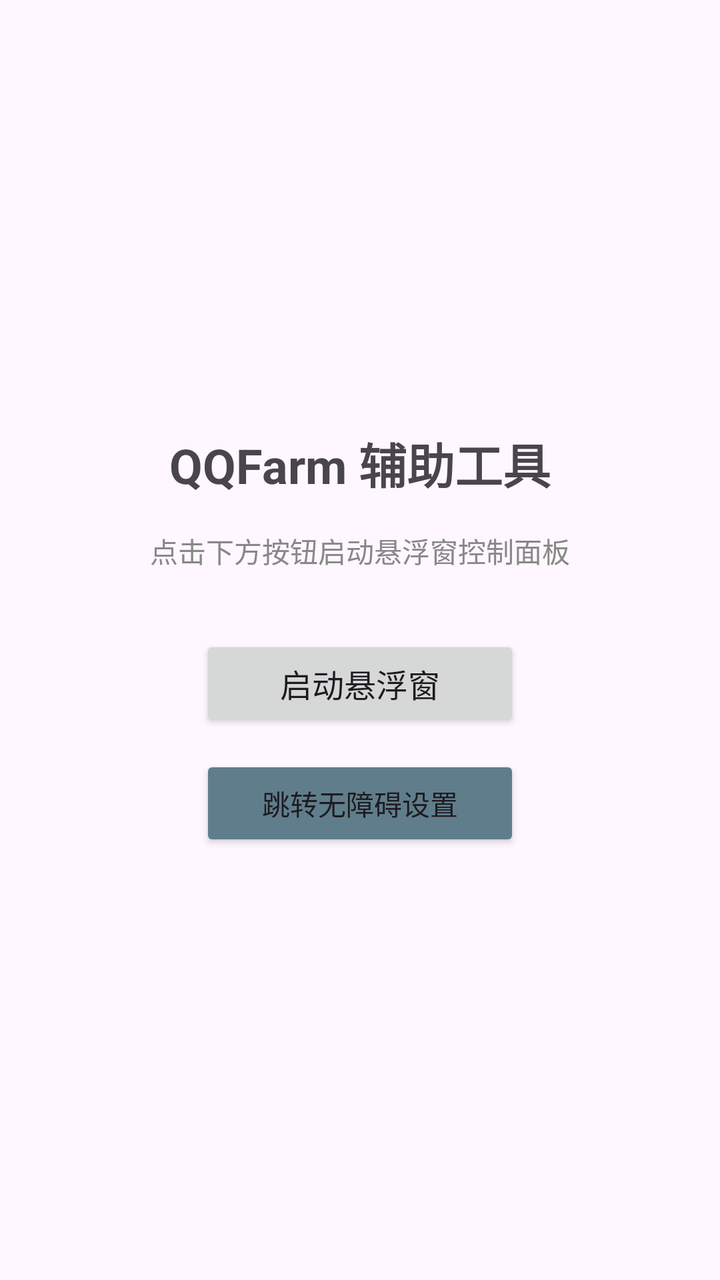
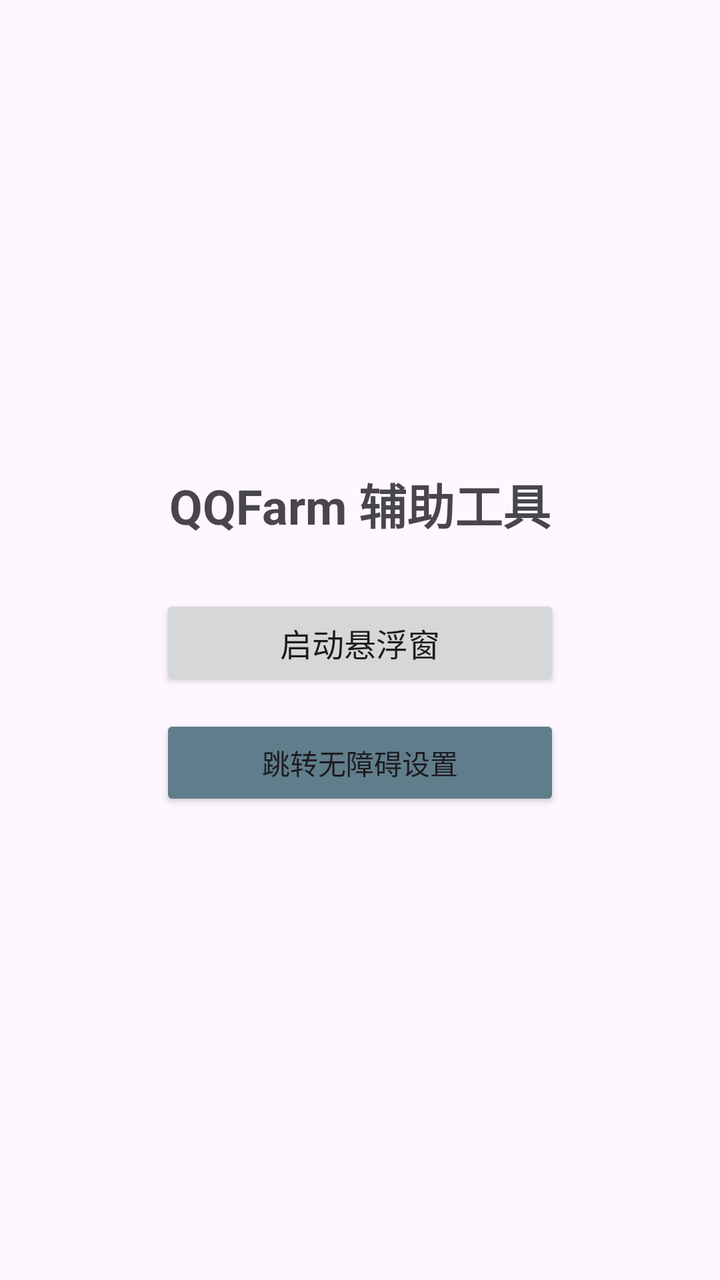

An Android layout rendered at two revisions. The XML below is the earlier revision; the diff shows what the commit changed to produce the second picture.
<!-- AndroidManifest.xml: activity theme Theme.QQFarm -->
<!-- res/layout/activity_main.xml -->
<?xml version="1.0" encoding="utf-8"?>
<LinearLayout xmlns:android="http://schemas.android.com/apk/res/android"
    android:layout_width="match_parent"
    android:layout_height="match_parent"
    android:orientation="vertical"
    android:gravity="center"
    android:padding="32dp">

    <TextView
        android:layout_width="wrap_content"
        android:layout_height="wrap_content"
        android:text="QQFarm 辅助工具"
        android:textSize="24sp"
        android:textStyle="bold"
        android:layout_marginBottom="16dp" />

    <TextView
        android:layout_width="wrap_content"
        android:layout_height="wrap_content"
        android:text="点击下方按钮启动悬浮窗控制面板"
        android:textSize="14sp"
        android:textColor="#888888"
        android:layout_marginBottom="32dp" />

    <Button
        android:id="@+id/btn_launch"
        android:layout_width="160dp"
        android:layout_height="48dp"
        android:text="启动悬浮窗"
        android:textSize="16sp" />

    <Button
        android:id="@+id/btn_accessibility"
        android:layout_width="160dp"
        android:layout_height="48dp"
        android:layout_marginTop="12dp"
        android:text="跳转无障碍设置"
        android:textSize="14sp"
        android:backgroundTint="#607D8B" />

</LinearLayout>
<!-- resources referenced by this layout -->
<resources>
  <style name="Theme.QQFarm" parent="Base.Theme.QQFarm" />
  <style name="Base.Theme.QQFarm" parent="Theme.Material3.DayNight.NoActionBar">
          
          
      </style>
</resources>

<!-- the commit's change to res/layout/activity_main.xml (unified diff, before → after) -->
@@ -12,30 +12,21 @@
         android:text="QQFarm 辅助工具"
         android:textSize="24sp"
         android:textStyle="bold"
-        android:layout_marginBottom="16dp" />
-
-    <TextView
-        android:layout_width="wrap_content"
-        android:layout_height="wrap_content"
-        android:text="点击下方按钮启动悬浮窗控制面板"
-        android:textSize="14sp"
-        android:textColor="#888888"
-        android:layout_marginBottom="32dp" />
+        android:layout_marginBottom="28dp" />
 
     <Button
         android:id="@+id/btn_launch"
-        android:layout_width="160dp"
+        android:layout_width="200dp"
         android:layout_height="48dp"
         android:text="启动悬浮窗"
         android:textSize="16sp" />
 
     <Button
         android:id="@+id/btn_accessibility"
-        android:layout_width="160dp"
+        android:layout_width="200dp"
         android:layout_height="48dp"
         android:layout_marginTop="12dp"
         android:text="跳转无障碍设置"
         android:textSize="14sp"
         android:backgroundTint="#607D8B" />
-
 </LinearLayout>
